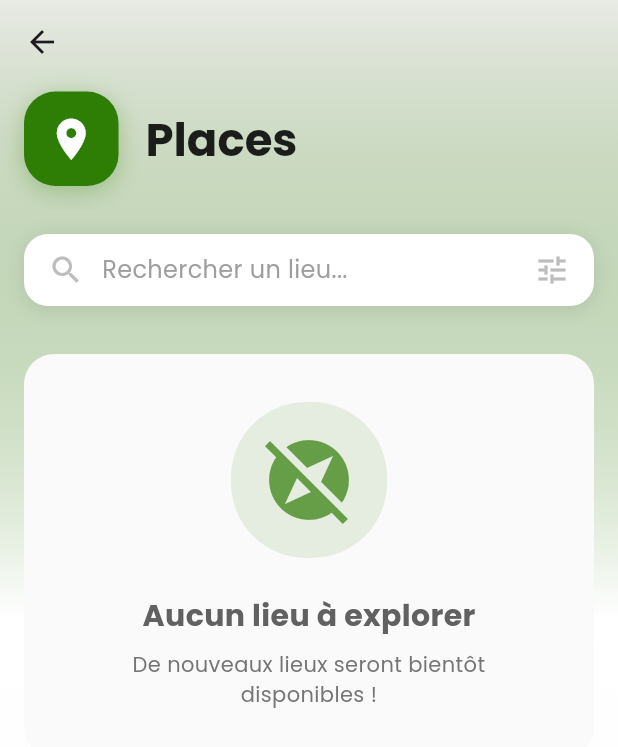
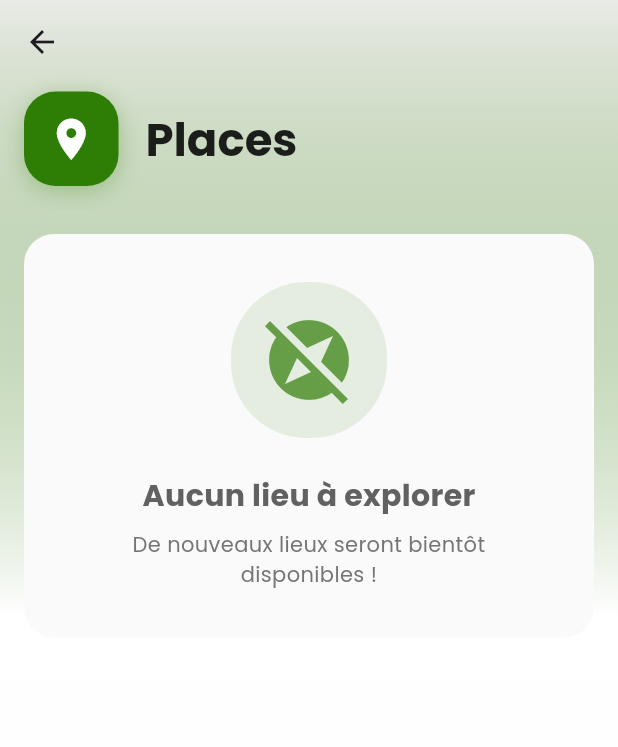
Before and after one commit to mohamedimghri/canhna_app, a Flutter app: the PlacesListScreen screen opened directly, on a phone screen of 412 x 824 dp. Shown: the top 747 px of the screen. Run offline on Flutter 3.47's test engine with Material 3 defaults, Android fonts, the phone set to English and light mode, and no system bars; our stand-ins replace another_flushbar, dio, flutter_svg, google_fonts, image_picker, supabase_flutter; missing offline and left inert: flutter_stripe; accounts and stored records are empty.

Commit message:
handle search bar

```diff
--- a/lib/views/client/places_screen.dart
+++ b/lib/views/client/places_screen.dart
@@ -140,42 +140,42 @@ class _PlacesListScreenState extends State<PlacesListScreen>
             ),
 
             // Search Bar
-            SliverToBoxAdapter(
-              child: SlideTransition(
-                position: _slideAnimation,
-                child: Container(
-                  margin: const EdgeInsets.all(16),
-                  padding: const EdgeInsets.symmetric(horizontal: 16, vertical: 12),
-                  decoration: BoxDecoration(
-                    color: Colors.white,
-                    borderRadius: BorderRadius.circular(16),
-                    boxShadow: [
-                      BoxShadow(
-                        color: Colors.black.withOpacity(0.1),
-                        blurRadius: 10,
-                        offset: const Offset(0, 2),
-                      ),
-                    ],
-                  ),
-                  child: Row(
-                    children: [
-                      Icon(Icons.search, color: Colors.grey.shade400),
-                      const SizedBox(width: 12),
-                      Expanded(
-                        child: Text(
-                          'Rechercher un lieu...',
-                          style: TextStyle(
-                            color: Colors.grey.shade500,
-                            fontSize: 16,
-                          ),
-                        ),
-                      ),
-                      Icon(Icons.tune, color: Colors.grey.shade400),
-                    ],
-                  ),
-                ),
-              ),
-            ),
+            // SliverToBoxAdapter(
+            //   child: SlideTransition(
+            //     position: _slideAnimation,
+            //     child: Container(
+            //       margin: const EdgeInsets.all(16),
+            //       padding: const EdgeInsets.symmetric(horizontal: 16, vertical: 12),
+            //       decoration: BoxDecoration(
+            //         color: Colors.white,
+            //         borderRadius: BorderRadius.circular(16),
+            //         boxShadow: [
+            //           BoxShadow(
+            //             color: Colors.black.withOpacity(0.1),
+            //             blurRadius: 10,
+            //             offset: const Offset(0, 2),
+            //           ),
+            //         ],
+            //       ),
+            //       child: Row(
+            //         children: [
+            //           Icon(Icons.search, color: Colors.grey.shade400),
+            //           const SizedBox(width: 12),
+            //           Expanded(
+            //             child: Text(
+            //               'Rechercher un lieu...',
+            //               style: TextStyle(
+            //                 color: Colors.grey.shade500,
+            //                 fontSize: 16,
+            //               ),
+            //             ),
+            //           ),
+            //           Icon(Icons.tune, color: Colors.grey.shade400),
+            //         ],
+            //       ),
+            //     ),
+            //   ),
+            // ),
 
             // Content
             SliverToBoxAdapter(
```
